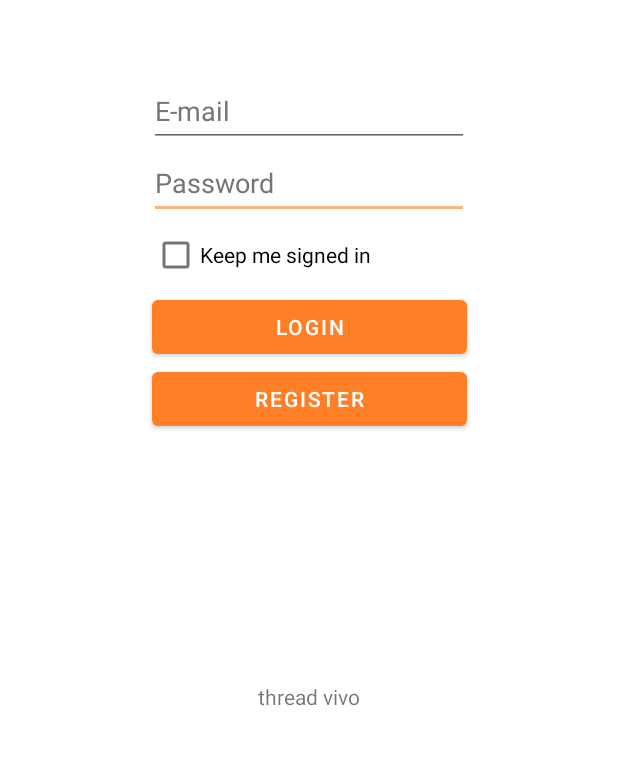
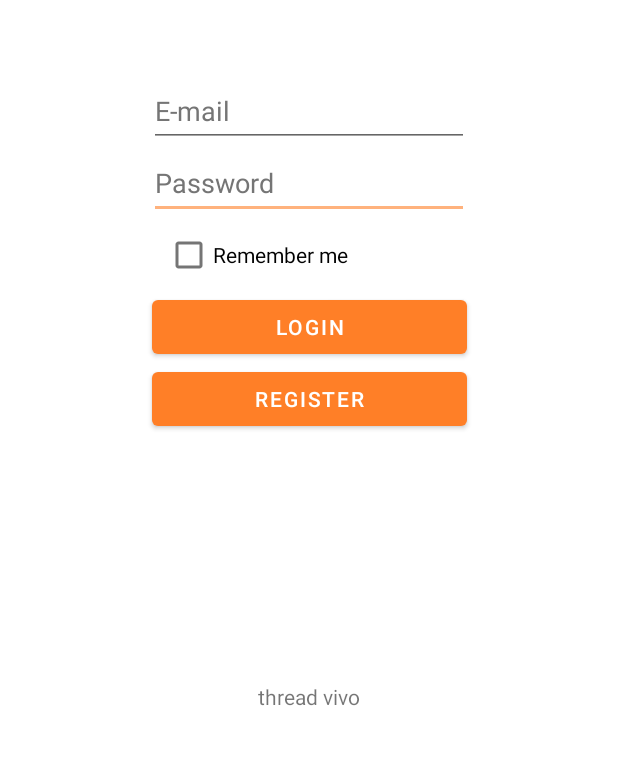
Before and after one commit to Snesnopic/LSO-Multi-Chat, an Android app: the screen it shows after launch (LoginActivity), on a phone screen of 412 x 824 dp, the part 279-1044 px from its top. Run offline under Robolectric (Android 15) with nearby library versions, the phone set to English and light mode, and no system bars.

Commit message:
Giorgio preferisce "Remember me"

```diff
--- a/app/src/main/res/values/strings.xml
+++ b/app/src/main/res/values/strings.xml
@@ -1,6 +1,6 @@
 <resources>
     <string name="app_name">Ermes</string>
-    <string name="keep_me_signed_in">Keep me signed in</string>
+    <string name="keep_me_signed_in">Remember me</string>
     <string name="e_mail">E-mail</string>
     <string name="login">Login</string>
     <string name="register">Register</string>
```
